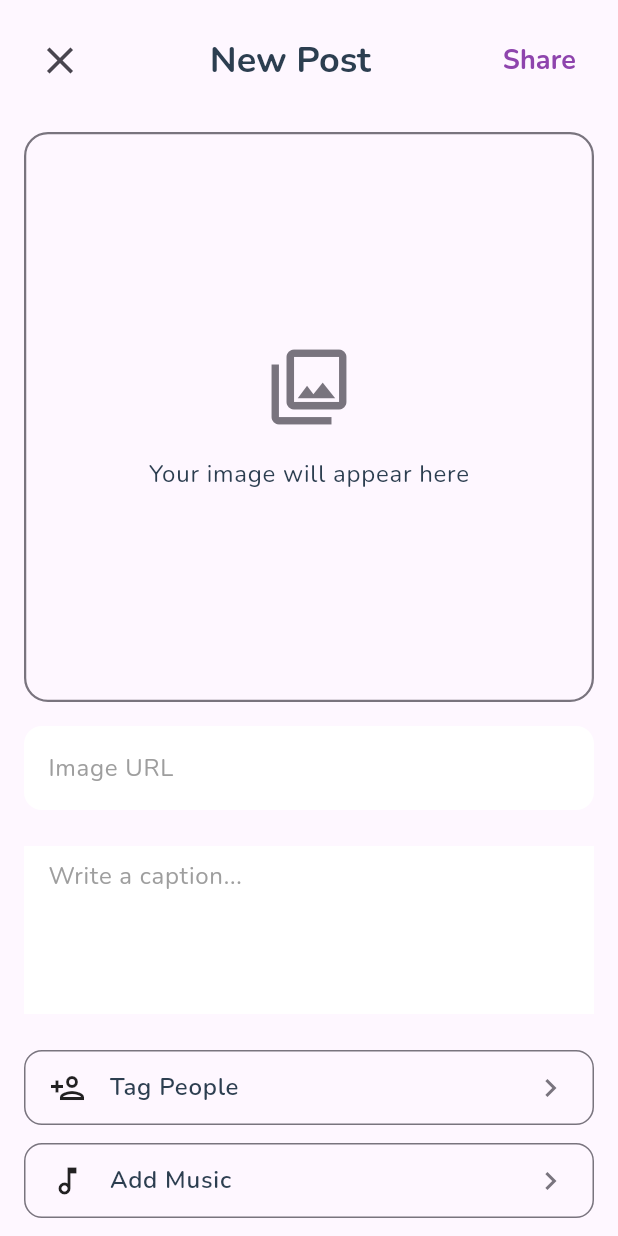
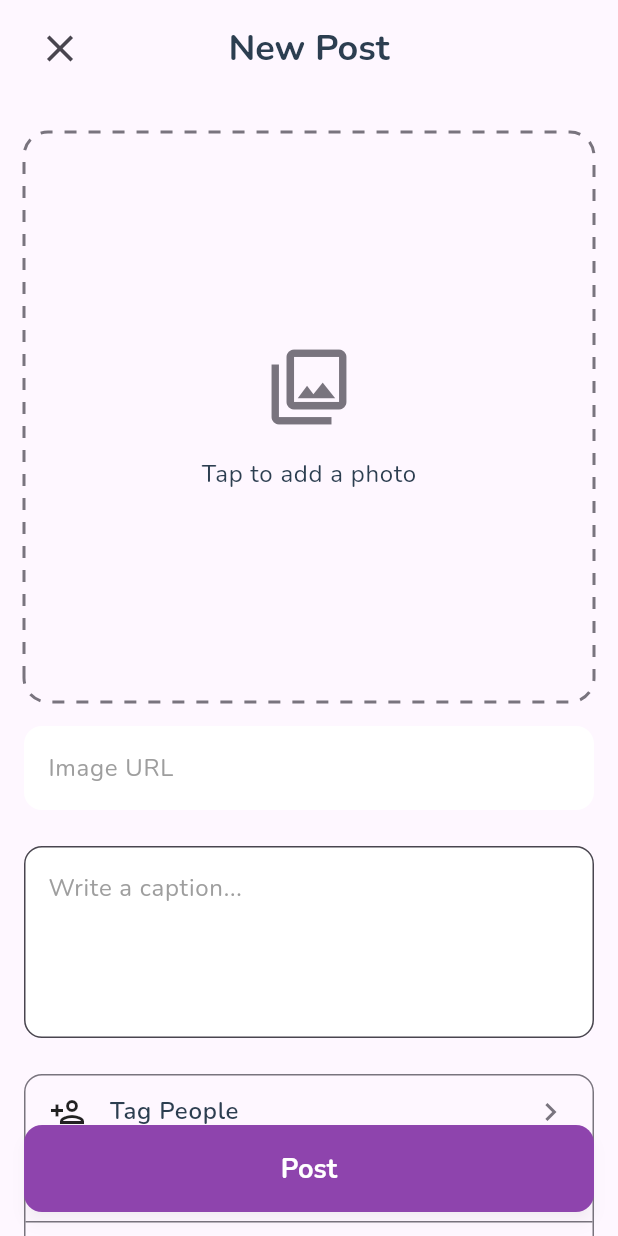
Before and after one commit to swaingithub/social-app, a Flutter app: the AddPostScreen screen opened by its route, on a phone screen of 412 x 824 dp. Run offline on Flutter 3.47's test engine with Material 3 defaults, Android fonts, the phone set to English and light mode, and no system bars; drawn by our look-alikes of dotted_border; our stand-ins replace flutter_animate, flutter_svg, go_router, google_fonts, image_picker, shared_preferences and 1 more; accounts and stored records are empty; network calls fail.

Commit message:
updated UI

```diff
--- a/frontend/lib/screens/add_post_screen.dart
+++ b/frontend/lib/screens/add_post_screen.dart
@@ -3,6 +3,7 @@ import 'package:flutter/material.dart';
 import 'package:go_router/go_router.dart';
 import 'package:provider/provider.dart';
 import 'package:social_media_app/providers/post_provider.dart';
+import 'package:dotted_border/dotted_border.dart';
 
 class AddPostScreen extends StatefulWidget {
   const AddPostScreen({super.key});
@@ -22,13 +23,17 @@ class _AddPostScreenState extends State<AddPostScreen> {
 
     return Scaffold(
       body: SafeArea(
-        child: SingleChildScrollView(
-          padding: const EdgeInsets.all(16.0),
+        child: Stack(
+          children: [
+            SingleChildScrollView(
+              padding: const EdgeInsets.symmetric(horizontal: 16.0).copyWith(bottom: 100), // Padding for floating button
               child: Column(
                 crossAxisAlignment: CrossAxisAlignment.start,
                 children: [
                   // Header
-              Row(
+                  Padding(
+                    padding: const EdgeInsets.symmetric(vertical: 8.0),
+                    child: Row(
                       mainAxisAlignment: MainAxisAlignment.spaceBetween,
                       children: [
                         IconButton(
@@ -40,7 +45,94 @@ class _AddPostScreenState extends State<AddPostScreen> {
                           'New Post',
                           style: theme.textTheme.headlineSmall?.copyWith(fontWeight: FontWeight.bold),
                         ),
-                  TextButton(
+                        SizedBox(width: 48), // Balance the close button
+                      ],
+                    ),
+                  ),
+                  const SizedBox(height: 24),
+
+                  // Image Input
+                  AspectRatio(
+                    aspectRatio: 1, // Square aspect ratio
+                    child: DottedBorder(
+                      borderType: BorderType.RRect,
+                      radius: const Radius.circular(16),
+                      color: theme.dividerColor,
+                      strokeWidth: 2,
+                      dashPattern: const [8, 8],
+                      child: Container(
+                        width: double.infinity,
+                        decoration: BoxDecoration(
+                          borderRadius: BorderRadius.circular(16),
+                          image: _imageUrlController.text.isNotEmpty && Uri.parse(_imageUrlController.text).isAbsolute
+                              ? DecorationImage(
+                                  image: NetworkImage(_imageUrlController.text),
+                                  fit: BoxFit.cover,
+                                )
+                              : null,
+                        ),
+                        child: _imageUrlController.text.isEmpty || !Uri.parse(_imageUrlController.text).isAbsolute
+                            ? Center(
+                                child: Column(
+                                  mainAxisAlignment: MainAxisAlignment.center,
+                                  children: [
+                                    Icon(Icons.photo_library_outlined, size: 60, color: theme.dividerColor),
+                                    const SizedBox(height: 16),
+                                    Text('Tap to add a photo', style: theme.textTheme.bodyLarge),
+                                  ],
+                                ),
+                              )
+                            : null,
+                      ),
+                    ),
+                  ),
+                  const SizedBox(height: 16),
+                  TextField(
+                    controller: _imageUrlController,
+                    decoration: const InputDecoration(hintText: 'Image URL'),
+                    onChanged: (value) => setState(() {}),
+                  ),
+                  const SizedBox(height: 24),
+
+                  // Caption
+                  TextField(
+                    controller: _captionController,
+                    decoration: InputDecoration(
+                      hintText: 'Write a caption...',
+                      border: OutlineInputBorder(
+                        borderRadius: BorderRadius.circular(12),
+                        borderSide: BorderSide(color: theme.dividerColor, width: 1),
+                      ),
+                    ),
+                    maxLines: 4,
+                  ),
+                  const SizedBox(height: 24),
+
+                  // Additional Actions
+                  Container(
+                    decoration: BoxDecoration(
+                      borderRadius: BorderRadius.circular(12),
+                      border: Border.all(color: theme.dividerColor, width: 1),
+                    ),
+                    child: Column(
+                      children: [
+                        _buildOptionRow(context, icon: Icons.person_add_outlined, label: 'Tag People', isFirst: true),
+                        Divider(height: 1, color: theme.dividerColor),
+                        _buildOptionRow(context, icon: Icons.music_note_outlined, label: 'Add Music'),
+                        Divider(height: 1, color: theme.dividerColor),
+                        _buildOptionRow(context, icon: Icons.location_on_outlined, label: 'Add Location', isLast: true),
+                      ],
+                    ),
+                  ),
+                ],
+              ),
+            ),
+            // Floating Post Button
+            Positioned(
+              bottom: 16,
+              left: 16,
+              right: 16,
+              child: ElevatedButton(
                 onPressed: postProvider.isLoading
                     ? null
                     : () {
@@ -55,97 +147,38 @@ class _AddPostScreenState extends State<AddPostScreen> {
                           }
                         });
                       },
+                style: ElevatedButton.styleFrom(
+                  padding: const EdgeInsets.symmetric(vertical: 16),
+                  shape: RoundedRectangleBorder(
+                    borderRadius: BorderRadius.circular(12),
+                  ),
+                ),
                 child: postProvider.isLoading
-                        ? const SizedBox(width: 20, height: 20, child: CircularProgressIndicator(strokeWidth: 2))
-                        : Text(
-                            'Share',
-                            style: TextStyle(
-                              color: theme.colorScheme.primary,
-                              fontSize: 18,
-                              fontWeight: FontWeight.bold,
-                            ),
+                    ? const SizedBox(width: 24, height: 24, child: CircularProgressIndicator(strokeWidth: 3, color: Colors.white))
+                    : const Text('Post', style: TextStyle(fontSize: 18, fontWeight: FontWeight.bold)),
               ),
             ),
           ],
-              ),
-              const SizedBox(height: 24),
-
-              // Image Preview & Input
-              AspectRatio(
-                aspectRatio: 1, // Square aspect ratio
-                child: Container(
-                  decoration: BoxDecoration(
-                    borderRadius: BorderRadius.circular(16),
-                    border: Border.all(color: theme.dividerColor, width: 1.5),
-                    image: _imageUrlController.text.isNotEmpty && Uri.parse(_imageUrlController.text).isAbsolute
-                        ? DecorationImage(
-                            image: NetworkImage(_imageUrlController.text),
-                            fit: BoxFit.cover,
-                          )
-                        : null,
-                  ),
-                  child: _imageUrlController.text.isEmpty || !Uri.parse(_imageUrlController.text).isAbsolute
-                      ? Center(
-                          child: Column(
-                            mainAxisAlignment: MainAxisAlignment.center,
-                            children: [
-                              Icon(Icons.photo_library_outlined, size: 60, color: theme.dividerColor),
-                              const SizedBox(height: 16),
-                              Text('Your image will appear here', style: theme.textTheme.bodyLarge),
-                            ],
-                          ),
-                        )
-                      : null,
-                ),
-              ),
-              const SizedBox(height: 16),
-              TextField(
-                controller: _imageUrlController,
-                decoration: const InputDecoration(hintText: 'Image URL'),
-                onChanged: (value) => setState(() {}),
-              ),
-              const SizedBox(height: 24),
-
-              // Caption
-              TextField(
-                controller: _captionController,
-                decoration: const InputDecoration(
-                  hintText: 'Write a caption...',
-                  border: InputBorder.none,
-                  focusedBorder: InputBorder.none,
-                  enabledBorder: InputBorder.none,
-                ),
-                maxLines: 4,
-              ),
-              const SizedBox(height: 24),
-
-              // Action Buttons
-              _buildOptionButton(context, icon: Icons.person_add_outlined, label: 'Tag People'),
-              const SizedBox(height: 12),
-              _buildOptionButton(context, icon: Icons.music_note_outlined, label: 'Add Music'),
-              const SizedBox(height: 12),
-              _buildOptionButton(context, icon: Icons.location_on_outlined, label: 'Add Location'),
-              const SizedBox(height: 24),
-            ],
-          ),
         ),
       ),
     );
   }
 
-  Widget _buildOptionButton(BuildContext context, {required IconData icon, required String label}) {
+  Widget _buildOptionRow(BuildContext context, {required IconData icon, required String label, bool isFirst = false, bool isLast = false}) {
     final theme = Theme.of(context);
+    final borderRadius = isFirst
+        ? const BorderRadius.only(topLeft: Radius.circular(12), topRight: Radius.circular(12))
+        : isLast
+            ? const BorderRadius.only(bottomLeft: Radius.circular(12), bottomRight: Radius.circular(12))
+            : BorderRadius.zero;
+
     return InkWell(
       onTap: () {
-        // TODO: Implement button functionality
+        // TODO: Implement option functionality
       },
-      borderRadius: BorderRadius.circular(12),
-      child: Container(
+      borderRadius: borderRadius,
+      child: Padding(
         padding: const EdgeInsets.symmetric(vertical: 12, horizontal: 16),
-        decoration: BoxDecoration(
-          borderRadius: BorderRadius.circular(12),
-          border: Border.all(color: theme.dividerColor, width: 1),
-        ),
         child: Row(
           children: [
             Icon(icon, size: 24),
```
Lines whose indentation alone changed are shown as unchanged.
